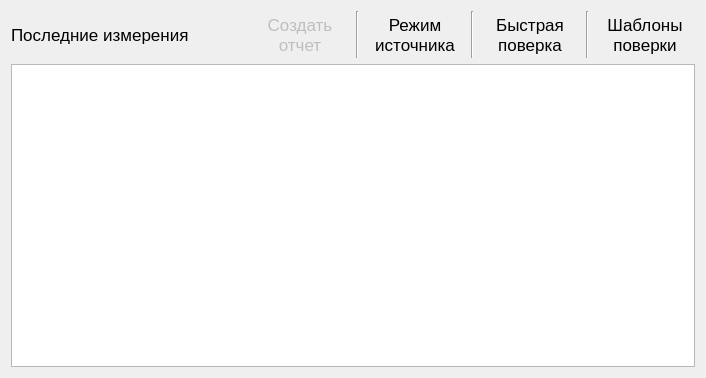
The window that ui/startform.ui (irsural/calibrator_pc) describes before a commit, drawn with Qt 5.
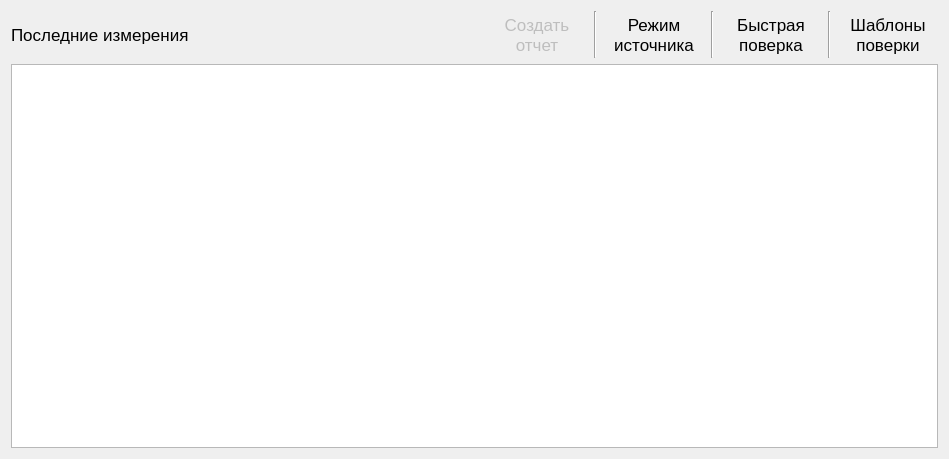
The same window after the commit.

Patch:
```diff
--- a/ui/startform.ui
+++ b/ui/startform.ui
@@ -6,8 +6,8 @@
    <rect>
     <x>0</x>
     <y>0</y>
-    <width>706</width>
-    <height>378</height>
+    <width>949</width>
+    <height>459</height>
    </rect>
   </property>
   <property name="font">
@@ -21,6 +21,9 @@
   <layout class="QVBoxLayout" name="verticalLayout">
    <item>
     <layout class="QHBoxLayout" name="horizontalLayout">
+     <property name="spacing">
+      <number>7</number>
+     </property>
      <item>
       <widget class="QLabel" name="label">
        <property name="text">
```
